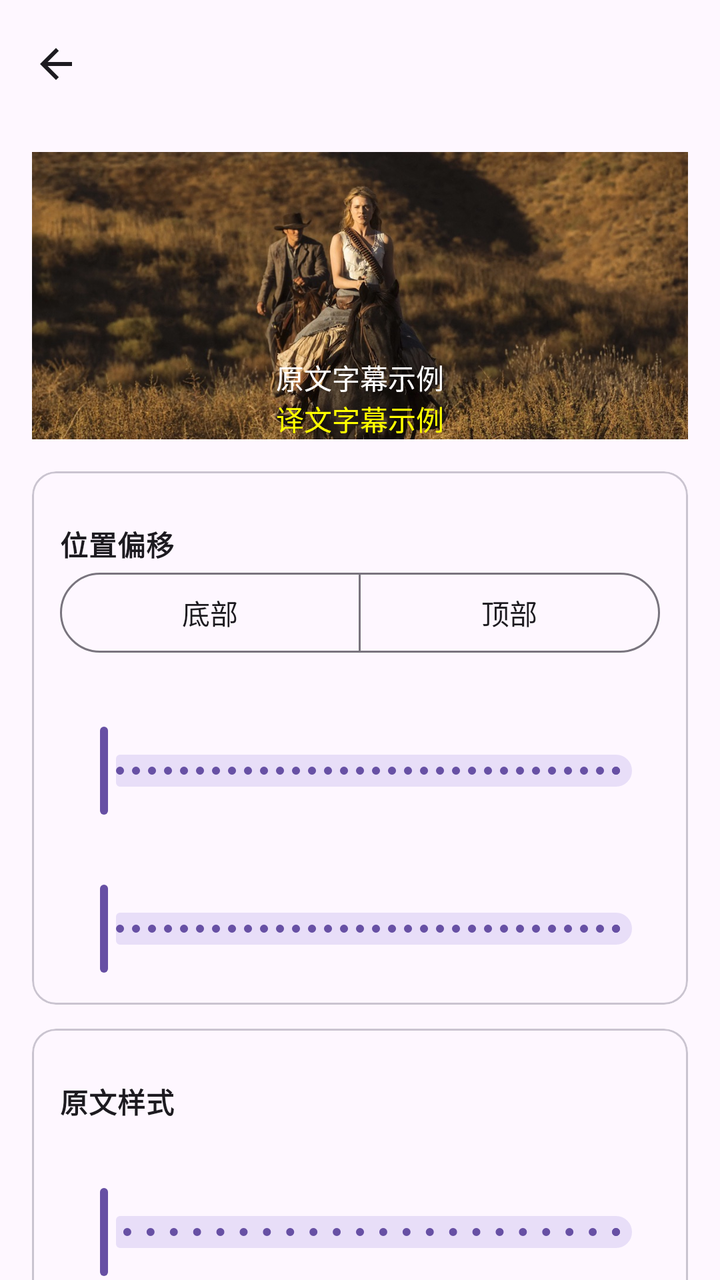
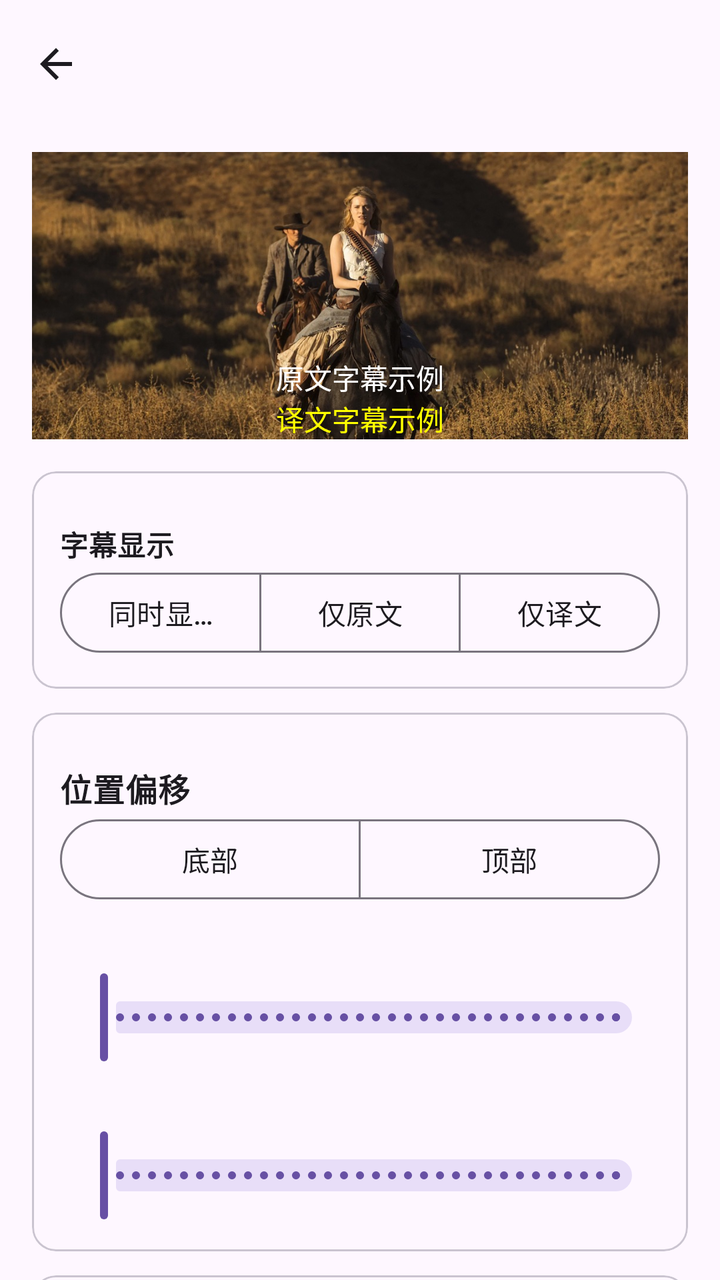

Compare the two renders of this Android layout. The source of the first and the diff that turns it into the second are given below.
<!-- AndroidManifest.xml: application theme Theme.VideoSubtitle -->
<!-- res/layout/fragment_settings_style.xml -->
<?xml version="1.0" encoding="utf-8"?>
<androidx.coordinatorlayout.widget.CoordinatorLayout
    xmlns:android="http://schemas.android.com/apk/res/android"
    xmlns:app="http://schemas.android.com/apk/res-auto"
    android:layout_width="match_parent"
    android:layout_height="match_parent">

    <com.google.android.material.appbar.AppBarLayout
        android:id="@+id/app_bar"
        android:layout_width="match_parent"
        android:layout_height="wrap_content">
        <com.google.android.material.appbar.MaterialToolbar
            android:id="@+id/toolbar"
            android:layout_width="match_parent"
            android:layout_height="?attr/actionBarSize"
            android:title="@string/settings_section_style"
            app:navigationIcon="@drawable/ic_arrow_back" />
    </com.google.android.material.appbar.AppBarLayout>

    <androidx.core.widget.NestedScrollView
        android:layout_width="match_parent"
        android:layout_height="match_parent"
        app:layout_behavior="@string/appbar_scrolling_view_behavior">

        <LinearLayout
            android:layout_width="match_parent"
            android:layout_height="wrap_content"
            android:orientation="vertical"
            android:paddingHorizontal="16dp"
            android:paddingVertical="12dp">

            
            <androidx.constraintlayout.widget.ConstraintLayout
                android:layout_width="match_parent"
                android:layout_height="wrap_content"
                android:layout_marginBottom="16dp">

                <FrameLayout
                    android:id="@+id/preview_container"
                    android:layout_width="0dp"
                    android:layout_height="0dp"
                    android:background="@drawable/bg_subtitle_preview_image"
                    android:clipToOutline="true"
                    app:layout_constraintBottom_toBottomOf="parent"
                    app:layout_constraintDimensionRatio="1122:492"
                    app:layout_constraintEnd_toEndOf="parent"
                    app:layout_constraintStart_toStartOf="parent"
                    app:layout_constraintTop_toTopOf="parent">

                    <View
                        android:id="@+id/preview_subtitle_bg"
                        android:layout_width="wrap_content"
                        android:layout_height="wrap_content"
                        android:layout_gravity="center_horizontal|bottom"
                        android:visibility="gone" />

                    <LinearLayout
                        android:id="@+id/preview_text_container"
                        android:layout_width="wrap_content"
                        android:layout_height="wrap_content"
                        android:layout_gravity="center_horizontal|bottom"
                        android:gravity="center_horizontal"
                        android:orientation="vertical">

                        <TextView
                            android:id="@+id/preview_main"
                            android:layout_width="wrap_content"
                            android:layout_height="wrap_content"
                            android:gravity="center"
                            android:text="@string/settings_style_preview_main"
                            android:textColor="#FFFFFFFF" />

                        <TextView
                            android:id="@+id/preview_translated"
                            android:layout_width="wrap_content"
                            android:layout_height="wrap_content"
                            android:gravity="center"
                            android:text="@string/settings_style_preview_translated"
                            android:textColor="#FFFFFF00" />
                    </LinearLayout>
                </FrameLayout>
            </androidx.constraintlayout.widget.ConstraintLayout>

            
            <com.google.android.material.card.MaterialCardView
                android:layout_width="match_parent"
                android:layout_height="wrap_content"
                android:layout_marginBottom="12dp"
                app:cardCornerRadius="12dp"
                app:strokeWidth="1dp">

                <LinearLayout
                    android:layout_width="match_parent"
                    android:layout_height="wrap_content"
                    android:orientation="vertical"
                    android:padding="14dp">

                    <TextView
                        style="@style/SettingsLabel"
                        android:text="@string/settings_style_section_position"
                        android:textStyle="bold" />

                    <com.google.android.material.button.MaterialButtonToggleGroup
                        android:id="@+id/group_alignment"
                        android:layout_width="match_parent"
                        android:layout_height="wrap_content"
                        app:selectionRequired="true"
                        app:singleSelection="true">
                        <com.google.android.material.button.MaterialButton
                            android:id="@+id/align_bottom"
                            style="?attr/materialButtonOutlinedStyle"
                            android:layout_width="0dp"
                            android:layout_height="wrap_content"
                            android:layout_weight="1"
                            android:text="@string/settings_align_bottom" />
                        <com.google.android.material.button.MaterialButton
                            android:id="@+id/align_top"
                            style="?attr/materialButtonOutlinedStyle"
                            android:layout_width="0dp"
                            android:layout_height="wrap_content"
                            android:layout_weight="1"
                            android:text="@string/settings_align_top" />
                    </com.google.android.material.button.MaterialButtonToggleGroup>

                    <TextView
                        android:id="@+id/label_margin_v"
                        style="@style/SettingsLabel" />
                    <com.google.android.material.slider.Slider
                        android:id="@+id/slider_margin_v"
                        android:layout_width="match_parent"
                        android:layout_height="wrap_content"
                        android:stepSize="1"
                        android:valueFrom="0"
                        android:valueTo="200" />

                    <TextView
                        android:id="@+id/label_margin_h"
                        style="@style/SettingsLabel" />
                    <com.google.android.material.slider.Slider
                        android:id="@+id/slider_margin_h"
                        android:layout_width="match_parent"
                        android:layout_height="wrap_content"
                        android:stepSize="1"
                        android:valueFrom="-200"
                        android:valueTo="200" />
                </LinearLayout>
            </com.google.android.material.card.MaterialCardView>

            
            <com.google.android.material.card.MaterialCardView
                android:layout_width="match_parent"
                android:layout_height="wrap_content"
                android:layout_marginBottom="12dp"
                app:cardCornerRadius="12dp"
                app:strokeWidth="1dp">

                <LinearLayout
                    android:layout_width="match_parent"
                    android:layout_height="wrap_content"
                    android:orientation="vertical"
                    android:padding="14dp">

                    <TextView
                        style="@style/SettingsLabel"
                        android:text="@string/settings_style_section_main"
                        android:textStyle="bold" />

                    <TextView
                        android:id="@+id/label_font_size"
                        style="@style/SettingsLabel" />
                    <com.google.android.material.slider.Slider
                        android:id="@+id/slider_font_size"
                        android:layout_width="match_parent"
                        android:layout_height="wrap_content"
                        android:stepSize="1"
                        android:valueFrom="18"
                        android:valueTo="40" />

                    <com.google.android.material.button.MaterialButtonToggleGroup
                        android:id="@+id/group_color"
                        android:layout_width="match_parent"
                        android:layout_height="wrap_content"
                        app:selectionRequired="true"
                        app:singleSelection="true">
                        <com.google.android.material.button.MaterialButton
                            android:id="@+id/color_white"
                            style="?attr/materialButtonOutlinedStyle"
                            android:layout_width="0dp"
                            android:layout_height="wrap_content"
                            android:layout_weight="1"
                            android:text="@string/settings_color_white" />
                        <com.google.android.material.button.MaterialButton
                            android:id="@+id/color_yellow"
                            style="?attr/materialButtonOutlinedStyle"
                            android:layout_width="0dp"
                            android:layout_height="wrap_content"
                            android:layout_weight="1"
                            android:text="@string/settings_color_yellow" />
                        <com.google.android.material.button.MaterialButton
                            android:id="@+id/color_green"
                            style="?attr/materialButtonOutlinedStyle"
                            android:layout_width="0dp"
                            android:layout_height="wrap_content"
                            android:layout_weight="1"
                            android:text="@string/settings_color_green" />
                    </com.google.android.material.button.MaterialButtonToggleGroup>

                    <com.google.android.material.materialswitch.MaterialSwitch
                        android:id="@+id/switch_outline"
                        android:layout_width="match_parent"
                        android:layout_height="wrap_content"
                        android:layout_marginTop="12dp"
                        android:text="@string/settings_outline" />

                    <com.google.android.material.materialswitch.MaterialSwitch
                        android:id="@+id/switch_background"
                        android:layout_width="match_parent"
                        android:layout_height="wrap_content"
                        android:layout_marginTop="12dp"
                        android:text="@string/settings_background_enable" />

                    <TextView
                        android:id="@+id/label_bg_opacity"
                        style="@style/SettingsLabel" />
                    <com.google.android.material.slider.Slider
                        android:id="@+id/slider_bg_opacity"
                        android:layout_width="match_parent"
                        android:layout_height="wrap_content"
                        android:stepSize="1"
                        android:valueFrom="0"
                        android:valueTo="100" />
                </LinearLayout>
            </com.google.android.material.card.MaterialCardView>

            
            <com.google.android.material.card.MaterialCardView
                android:layout_width="match_parent"
                android:layout_height="wrap_content"
                android:layout_marginBottom="12dp"
                app:cardCornerRadius="12dp"
                app:strokeWidth="1dp">

                <LinearLayout
                    android:layout_width="match_parent"
                    android:layout_height="wrap_content"
                    android:orientation="vertical"
                    android:padding="14dp">

                    <TextView
                        style="@style/SettingsLabel"
                        android:text="@string/settings_style_section_translated"
                        android:textStyle="bold" />

                    <TextView
                        android:id="@+id/label_font_size_tr"
                        style="@style/SettingsLabel" />
                    <com.google.android.material.slider.Slider
                        android:id="@+id/slider_font_size_tr"
                        android:layout_width="match_parent"
                        android:layout_height="wrap_content"
                        android:stepSize="1"
                        android:valueFrom="18"
                        android:valueTo="40" />

                    <com.google.android.material.button.MaterialButtonToggleGroup
                        android:id="@+id/group_color_tr"
                        android:layout_width="match_parent"
                        android:layout_height="wrap_content"
                        app:selectionRequired="true"
                        app:singleSelection="true">
                        <com.google.android.material.button.MaterialButton
                            android:id="@+id/color_tr_white"
                            style="?attr/materialButtonOutlinedStyle"
                            android:layout_width="0dp"
                            android:layout_height="wrap_content"
                            android:layout_weight="1"
                            android:text="@string/settings_color_white" />
                        <com.google.android.material.button.MaterialButton
                            android:id="@+id/color_tr_yellow"
                            style="?attr/materialButtonOutlinedStyle"
                            android:layout_width="0dp"
                            android:layout_height="wrap_content"
                            android:layout_weight="1"
                            android:text="@string/settings_color_yellow" />
                        <com.google.android.material.button.MaterialButton
                            android:id="@+id/color_tr_green"
                            style="?attr/materialButtonOutlinedStyle"
                            android:layout_width="0dp"
                            android:layout_height="wrap_content"
                            android:layout_weight="1"
                            android:text="@string/settings_color_green" />
                    </com.google.android.material.button.MaterialButtonToggleGroup>

                    <com.google.android.material.materialswitch.MaterialSwitch
                        android:id="@+id/switch_outline_tr"
                        android:layout_width="match_parent"
                        android:layout_height="wrap_content"
                        android:layout_marginTop="12dp"
                        android:text="@string/settings_outline" />
                </LinearLayout>
            </com.google.android.material.card.MaterialCardView>
        </LinearLayout>
    </androidx.core.widget.NestedScrollView>
</androidx.coordinatorlayout.widget.CoordinatorLayout>
<!-- resources referenced by this layout -->
<resources>
  <!-- drawable bg_subtitle_preview_image: jpg bitmap (drawable, 153737 bytes) -->
  <!-- drawable ic_arrow_back (drawable) -->
  <vector xmlns:android="http://schemas.android.com/apk/res/android"
      android:width="24dp"
      android:height="24dp"
      android:viewportWidth="24"
      android:viewportHeight="24"
      android:tint="?attr/colorOnSurface">
      <path
          android:fillColor="@android:color/white"
          android:pathData="M20,11H7.83l5.59,-5.59L12,4l-8,8 8,8 1.41,-1.41L7.83,13H20v-2z" />
  </vector>
  <string name="settings_align_bottom">底部</string>
  <string name="settings_align_top">顶部</string>
  <string name="settings_background_enable">显示背景框</string>
  <string name="settings_color_green">绿</string>
  <string name="settings_color_white">白</string>
  <string name="settings_color_yellow">黄</string>
  <string name="settings_outline">显示描边</string>
  <string name="settings_section_style">字幕样式</string>
  <string name="settings_style_preview_main">原文字幕示例</string>
  <string name="settings_style_preview_translated">译文字幕示例</string>
  <string name="settings_style_section_main">原文样式</string>
  <string name="settings_style_section_position">位置偏移</string>
  <string name="settings_style_section_translated">译文样式</string>
  <style name="SettingsLabel" parent="android:Widget.TextView">
          <item name="android:layout_width">match_parent</item>
          <item name="android:layout_height">wrap_content</item>
          <item name="android:layout_marginTop">12dp</item>
          <item name="android:textAppearance">?attr/textAppearanceBodyMedium</item>
      </style>
  <style name="Theme.VideoSubtitle" parent="Base.Theme.VideoSubtitle" />
  <style name="Base.Theme.VideoSubtitle" parent="Theme.Material3.DayNight.NoActionBar">
          
          
      </style>
</resources>

<!-- the commit's change to res/layout/fragment_settings_style.xml (unified diff, before → after) -->
@@ -1,6 +1,5 @@
 <?xml version="1.0" encoding="utf-8"?>
-<androidx.coordinatorlayout.widget.CoordinatorLayout
-    xmlns:android="http://schemas.android.com/apk/res/android"
+<androidx.coordinatorlayout.widget.CoordinatorLayout xmlns:android="http://schemas.android.com/apk/res/android"
     xmlns:app="http://schemas.android.com/apk/res-auto"
     android:layout_width="match_parent"
     android:layout_height="match_parent">
@@ -9,6 +8,7 @@
         android:id="@+id/app_bar"
         android:layout_width="match_parent"
         android:layout_height="wrap_content">
+
         <com.google.android.material.appbar.MaterialToolbar
             android:id="@+id/toolbar"
             android:layout_width="match_parent"
@@ -97,52 +97,40 @@
 
                     <TextView
                         style="@style/SettingsLabel"
-                        android:text="@string/settings_style_section_position"
+                        android:text="@string/settings_style_section_display"
                         android:textStyle="bold" />
 
                     <com.google.android.material.button.MaterialButtonToggleGroup
-                        android:id="@+id/group_alignment"
+                        android:id="@+id/group_display"
                         android:layout_width="match_parent"
                         android:layout_height="wrap_content"
                         app:selectionRequired="true"
                         app:singleSelection="true">
-                        <com.google.android.material.button.MaterialButton
-                            android:id="@+id/align_bottom"
-                            style="?attr/materialButtonOutlinedStyle"
-                            android:layout_width="0dp"
-                            android:layout_height="wrap_content"
-                            android:layout_weight="1"
-                            android:text="@string/settings_align_bottom" />
-                        <com.google.android.material.button.MaterialButton
-                            android:id="@+id/align_top"
-                            style="?attr/materialButtonOutlinedStyle"
-                            android:layout_width="0dp"
-                            android:layout_height="wrap_content"
-                            android:layout_weight="1"
-                            android:text="@string/settings_align_top" />
+
+                        <com.google.android.material.button.MaterialButton
+                            android:id="@+id/display_both"
+                            style="?attr/materialButtonOutlinedStyle"
+                            android:layout_width="0dp"
+                            android:layout_height="wrap_content"
+                            android:layout_weight="1"
+                            android:text="@string/settings_display_both" />
+
+                        <com.google.android.material.button.MaterialButton
+                            android:id="@+id/display_main"
+                            style="?attr/materialButtonOutlinedStyle"
+                            android:layout_width="0dp"
+                            android:layout_height="wrap_content"
+                            android:layout_weight="1"
+                            android:text="@string/settings_display_main" />
+
+                        <com.google.android.material.button.MaterialButton
+                            android:id="@+id/display_translated"
+                            style="?attr/materialButtonOutlinedStyle"
+                            android:layout_width="0dp"
+                            android:layout_height="wrap_content"
+                            android:layout_weight="1"
+                            android:text="@string/settings_display_translated" />
                     </com.google.android.material.button.MaterialButtonToggleGroup>
-
-                    <TextView
-                        android:id="@+id/label_margin_v"
-                        style="@style/SettingsLabel" />
-                    <com.google.android.material.slider.Slider
-                        android:id="@+id/slider_margin_v"
-                        android:layout_width="match_parent"
-                        android:layout_height="wrap_content"
-                        android:stepSize="1"
-                        android:valueFrom="0"
-                        android:valueTo="200" />
-
-                    <TextView
-                        android:id="@+id/label_margin_h"
-                        style="@style/SettingsLabel" />
-                    <com.google.android.material.slider.Slider
-                        android:id="@+id/slider_margin_h"
-                        android:layout_width="match_parent"
-                        android:layout_height="wrap_content"
-                        android:stepSize="1"
-                        android:valueFrom="-200"
-                        android:valueTo="200" />
                 </LinearLayout>
             </com.google.android.material.card.MaterialCardView>
 
@@ -162,73 +150,57 @@
 
                     <TextView
                         style="@style/SettingsLabel"
-                        android:text="@string/settings_style_section_main"
+                        android:text="@string/settings_style_section_position"
+                        android:textSize="16dp"
                         android:textStyle="bold" />
 
-                    <TextView
-                        android:id="@+id/label_font_size"
-                        style="@style/SettingsLabel" />
-                    <com.google.android.material.slider.Slider
-                        android:id="@+id/slider_font_size"
-                        android:layout_width="match_parent"
-                        android:layout_height="wrap_content"
-                        android:stepSize="1"
-                        android:valueFrom="18"
-                        android:valueTo="40" />
-
                     <com.google.android.material.button.MaterialButtonToggleGroup
-                        android:id="@+id/group_color"
+                        android:id="@+id/group_alignment"
                         android:layout_width="match_parent"
                         android:layout_height="wrap_content"
                         app:selectionRequired="true"
                         app:singleSelection="true">
-                        <com.google.android.material.button.MaterialButton
-                            android:id="@+id/color_white"
-                            style="?attr/materialButtonOutlinedStyle"
-                            android:layout_width="0dp"
-                            android:layout_height="wrap_content"
-                            android:layout_weight="1"
-                            android:text="@string/settings_color_white" />
-                        <com.google.android.material.button.MaterialButton
-                            android:id="@+id/color_yellow"
-                            style="?attr/materialButtonOutlinedStyle"
-                            android:layout_width="0dp"
-                            android:layout_height="wrap_content"
-                            android:layout_weight="1"
-                            android:text="@string/settings_color_yellow" />
-                        <com.google.android.material.button.MaterialButton
-                            android:id="@+id/color_green"
-                            style="?attr/materialButtonOutlinedStyle"
-                            android:layout_width="0dp"
-                            android:layout_height="wrap_content"
-                            android:layout_weight="1"
-                            android:text="@string/settings_color_green" />
+
+                        <com.google.android.material.button.MaterialButton
+                            android:id="@+id/align_bottom"
+                            style="?attr/materialButtonOutlinedStyle"
+                            android:layout_width="0dp"
+                            android:layout_height="wrap_content"
+                            android:layout_weight="1"
+                            android:text="@string/settings_align_bottom" />
+
+                        <com.google.android.material.button.MaterialButton
+                            android:id="@+id/align_top"
+                            style="?attr/materialButtonOutlinedStyle"
+                            android:layout_width="0dp"
+                            android:layout_height="wrap_content"
+                            android:layout_weight="1"
+                            android:text="@string/settings_align_top" />
                     </com.google.android.material.button.MaterialButtonToggleGroup>
 
-                    <com.google.android.material.materialswitch.MaterialSwitch
-                        android:id="@+id/switch_outline"
-                        android:layout_width="match_parent"
-                        android:layout_height="wrap_content"
-                        android:layout_marginTop="12dp"
-                        android:text="@string/settings_outline" />
-
-                    <com.google.android.material.materialswitch.MaterialSwitch
-                        android:id="@+id/switch_background"
-                        android:layout_width="match_parent"
-                        android:layout_height="wrap_content"
-                        android:layout_marginTop="12dp"
-                        android:text="@string/settings_background_enable" />
-
-                    <TextView
-                        android:id="@+id/label_bg_opacity"
-                        style="@style/SettingsLabel" />
-                    <com.google.android.material.slider.Slider
-                        android:id="@+id/slider_bg_opacity"
+                    <TextView
+                        android:id="@+id/label_margin_v"
+                        style="@style/SettingsLabel" />
+
+                    <com.google.android.material.slider.Slider
+                        android:id="@+id/slider_margin_v"
                         android:layout_width="match_parent"
                         android:layout_height="wrap_content"
                         android:stepSize="1"
                         android:valueFrom="0"
-                        android:valueTo="100" />
+                        android:valueTo="200" />
+
+                    <TextView
+                        android:id="@+id/label_margin_h"
+                        style="@style/SettingsLabel" />
+
+                    <com.google.android.material.slider.Slider
+                        android:id="@+id/slider_margin_h"
+                        android:layout_width="match_parent"
+                        android:layout_height="wrap_content"
+                        android:stepSize="1"
+                        android:valueFrom="-200"
+                        android:valueTo="200" />
                 </LinearLayout>
             </com.google.android.material.card.MaterialCardView>
 
@@ -248,14 +220,16 @@
 
                     <TextView
                         style="@style/SettingsLabel"
-                        android:text="@string/settings_style_section_translated"
+                        android:text="@string/settings_style_section_main"
+                        android:textSize="16dp"
                         android:textStyle="bold" />
 
                     <TextView
-                        android:id="@+id/label_font_size_tr"
-                        style="@style/SettingsLabel" />
-                    <com.google.android.material.slider.Slider
-                        android:id="@+id/slider_font_size_tr"
+                        android:id="@+id/label_font_size"
+                        style="@style/SettingsLabel" />
+
+                    <com.google.android.material.slider.Slider
+                        android:id="@+id/slider_font_size"
                         android:layout_width="match_parent"
                         android:layout_height="wrap_content"
                         android:stepSize="1"
@@ -263,11 +237,104 @@
                         android:valueTo="40" />
 
                     <com.google.android.material.button.MaterialButtonToggleGroup
-                        android:id="@+id/group_color_tr"
+                        android:id="@+id/group_color"
                         android:layout_width="match_parent"
                         android:layout_height="wrap_content"
                         app:selectionRequired="true"
                         app:singleSelection="true">
+
+                        <com.google.android.material.button.MaterialButton
+                            android:id="@+id/color_white"
+                            style="?attr/materialButtonOutlinedStyle"
+                            android:layout_width="0dp"
+                            android:layout_height="wrap_content"
+                            android:layout_weight="1"
+                            android:text="@string/settings_color_white" />
+
+                        <com.google.android.material.button.MaterialButton
+                            android:id="@+id/color_yellow"
+                            style="?attr/materialButtonOutlinedStyle"
+                            android:layout_width="0dp"
+                            android:layout_height="wrap_content"
+                            android:layout_weight="1"
+                            android:text="@string/settings_color_yellow" />
+
+                        <com.google.android.material.button.MaterialButton
+                            android:id="@+id/color_green"
+                            style="?attr/materialButtonOutlinedStyle"
+                            android:layout_width="0dp"
+                            android:layout_height="wrap_content"
+                            android:layout_weight="1"
+                            android:text="@string/settings_color_green" />
+                    </com.google.android.material.button.MaterialButtonToggleGroup>
+
+                    <com.google.android.material.materialswitch.MaterialSwitch
+                        android:id="@+id/switch_outline"
+                        android:layout_width="match_parent"
+                        android:layout_height="wrap_content"
+                        android:layout_marginTop="12dp"
+                        android:text="@string/settings_outline" />
+
+                    <com.google.android.material.materialswitch.MaterialSwitch
+                        android:id="@+id/switch_background"
+                        android:layout_width="match_parent"
+                        android:layout_height="wrap_content"
+                        android:layout_marginTop="12dp"
+                        android:text="@string/settings_background_enable" />
+
+                    <TextView
+                        android:id="@+id/label_bg_opacity"
+                        style="@style/SettingsLabel" />
+
+                    <com.google.android.material.slider.Slider
+                        android:id="@+id/slider_bg_opacity"
+                        android:layout_width="match_parent"
+                        android:layout_height="wrap_content"
+                        android:stepSize="1"
+                        android:valueFrom="0"
+                        android:valueTo="100" />
+                </LinearLayout>
+            </com.google.android.material.card.MaterialCardView>
+
+            
+            <com.google.android.material.card.MaterialCardView
+                android:layout_width="match_parent"
+                android:layout_height="wrap_content"
+                android:layout_marginBottom="12dp"
+                app:cardCornerRadius="12dp"
+                app:strokeWidth="1dp">
+
+                <LinearLayout
+                    android:layout_width="match_parent"
+                    android:layout_height="wrap_content"
+                    android:orientation="vertical"
+                    android:padding="14dp">
+
+                    <TextView
+                        style="@style/SettingsLabel"
+                        android:text="@string/settings_style_section_translated"
+                        android:textSize="16dp"
+                        android:textStyle="bold" />
+
+                    <TextView
+                        android:id="@+id/label_font_size_tr"
+                        style="@style/SettingsLabel" />
+
+                    <com.google.android.material.slider.Slider
+                        android:id="@+id/slider_font_size_tr"
+                        android:layout_width="match_parent"
+                        android:layout_height="wrap_content"
+                        android:stepSize="1"
+                        android:valueFrom="18"
+                        android:valueTo="40" />
+
+                    <com.google.android.material.button.MaterialButtonToggleGroup
+                        android:id="@+id/group_color_tr"
+                        android:layout_width="match_parent"
+                        android:layout_height="wrap_content"
+                        app:selectionRequired="true"
+                        app:singleSelection="true">
+
                         <com.google.android.material.button.MaterialButton
                             android:id="@+id/color_tr_white"
                             style="?attr/materialButtonOutlinedStyle"
@@ -275,6 +342,7 @@
                             android:layout_height="wrap_content"
                             android:layout_weight="1"
                             android:text="@string/settings_color_white" />
+
                         <com.google.android.material.button.MaterialButton
                             android:id="@+id/color_tr_yellow"
                             style="?attr/materialButtonOutlinedStyle"
@@ -282,6 +350,7 @@
                             android:layout_height="wrap_content"
                             android:layout_weight="1"
                             android:text="@string/settings_color_yellow" />
+
                         <com.google.android.material.button.MaterialButton
                             android:id="@+id/color_tr_green"
                             style="?attr/materialButtonOutlinedStyle"
<!-- resource entries referenced after the edit -->
@@ -18,10 +18,14 @@
   <string name="settings_color_green">绿</string>
   <string name="settings_color_white">白</string>
   <string name="settings_color_yellow">黄</string>
+  <string name="settings_display_both">同时显示</string>
+  <string name="settings_display_main">仅原文</string>
+  <string name="settings_display_translated">仅译文</string>
   <string name="settings_outline">显示描边</string>
   <string name="settings_section_style">字幕样式</string>
   <string name="settings_style_preview_main">原文字幕示例</string>
   <string name="settings_style_preview_translated">译文字幕示例</string>
+  <string name="settings_style_section_display">字幕显示</string>
   <string name="settings_style_section_main">原文样式</string>
   <string name="settings_style_section_position">位置偏移</string>
   <string name="settings_style_section_translated">译文样式</string>
